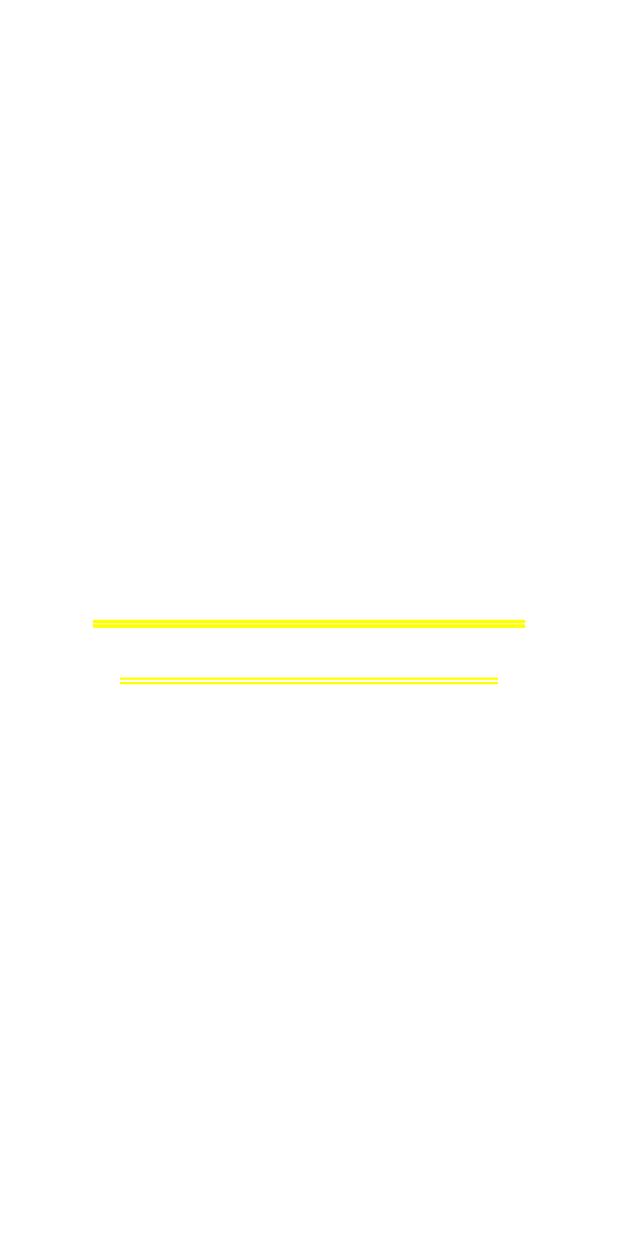
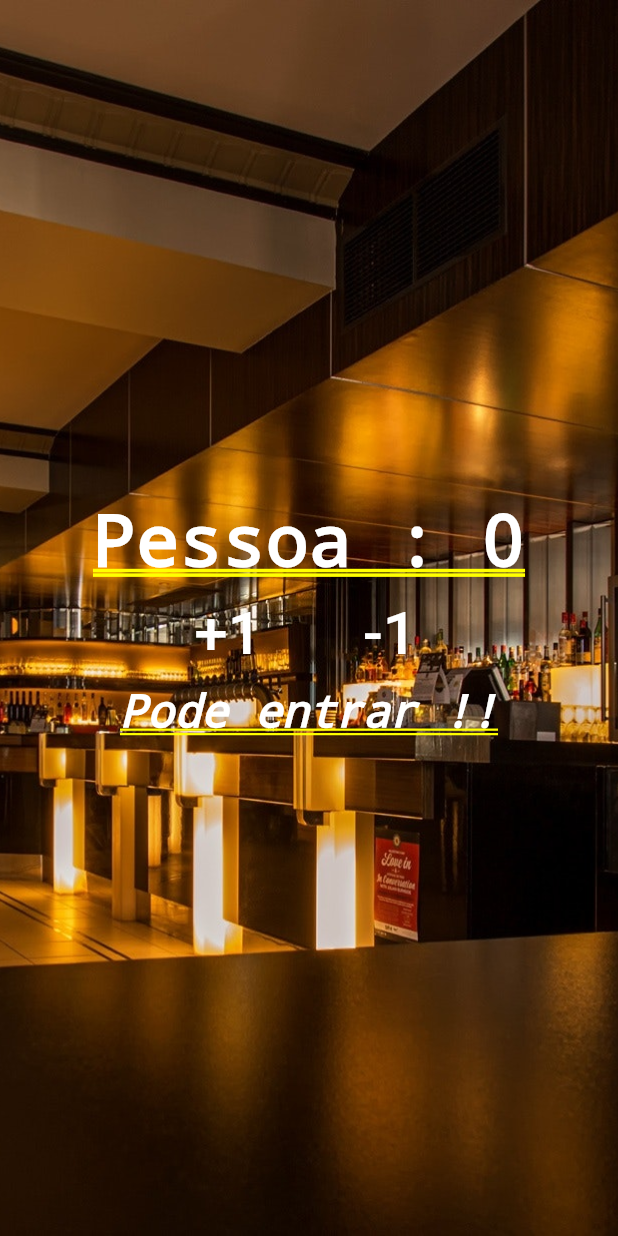
Before and after one commit to AlexandreFerreiraCosta/contador_pessoas, a Flutter app: the screen it shows after launch, on a phone screen of 412 x 824 dp. Run offline on Flutter 3.47's test engine with Material 2 defaults, Android fonts, the phone set to English and light mode, and no system bars.

Commit message:
feat: Finalizando layout e funcionalidade da aplicação.
feat: Finalizando layout e funcionalidade da aplicação.

```diff
--- a/lib/main.dart
+++ b/lib/main.dart
@@ -4,17 +4,87 @@ import 'package:flutter/rendering.dart';
 void main() {
   runApp(MaterialApp(
       title: "Contador de Pessoas",
-      home: Column(
+      home: Home()));
+}
+
+class Home extends StatefulWidget {
+  @override
+  _HomeState createState() => _HomeState();
+}
+
+class _HomeState extends State<Home> {
+  int _pessoas = 0;
+  String _infoTexto = "Pode entrar !!";
+
+  void _mudarPessoas(int valor){
+    setState(() {
+      _pessoas += valor;
+    });
+
+    if(_pessoas < 0){
+       _infoTexto = "Valor invalido !!";
+       _pessoas = 0;
+       _audioPlayer.play("audio/alert_high-intensity.wav");
+    }else if(_pessoas < 10){
+      _infoTexto = "Pode entrar !!";
+    }else{
+      _infoTexto = "Ambiente lotado!!";
+      _pessoas = 10;
+    }
+  }
+
+  @override
+  Widget build(BuildContext context) {
+    return Stack(
+      children: <Widget>[
+        Image.asset(
+          "images/restaurante.jpg",
+          fit: BoxFit.cover,
+          height: 1000.0,
+        ),
+        Column(
           mainAxisAlignment: MainAxisAlignment.center,
           children: <Widget>[
             Text(
-            "Pessoa : 0",
-            style: TextStyle(color: Colors.white, fontWeight: FontWeight.bold),
+              "Pessoa : $_pessoas",
+              style:
+              TextStyle(color: Colors.white, fontWeight: FontWeight.bold),
+            ),
+            Row(
+              mainAxisAlignment: MainAxisAlignment.center,
+              children: <Widget>[
+                Padding(
+                  padding: EdgeInsets.all(10.0),
+                  child: FlatButton(
+                    child: Text(
+                      "+1",
+                      style: TextStyle(fontSize: 40.0, color: Colors.white),
+                    ),
+                    onPressed: () {_mudarPessoas(1);},
+                  ),
+                ),
+                Padding(
+                  padding: EdgeInsets.all(10.0),
+                  child: FlatButton(
+                    child: Text(
+                      "-1",
+                      style: TextStyle(fontSize: 40.0, color: Colors.white),
+                    ),
+                    onPressed: () {_mudarPessoas(-1);},
+                  ),
+                ),
+              ],
             ),
             Text(
-            "Pode entrar !!",
-            style: TextStyle(color: Colors.white, fontStyle: FontStyle.italic, fontSize: 30),
+              _infoTexto,
+              style: TextStyle(
+                  color: Colors.white,
+                  fontStyle: FontStyle.italic,
+                  fontSize: 30),
             )
           ],
-      )));
+        )
+      ],
+    );
   }
+}
--- a/pubspec.yaml
+++ b/pubspec.yaml
@@ -45,6 +45,9 @@ flutter:
   #  - images/a_dot_burr.jpeg
   #  - images/a_dot_ham.jpeg
 
+  assets:
+    - images/restaurante.jpg
+
   # An image asset can refer to one or more resolution-specific "variants", see
   # https://flutter.dev/assets-and-images/#resolution-aware.
 
```
Also changed, not shown: images/restaurante.jpg (added). Lines whose indentation alone changed are shown as unchanged.
